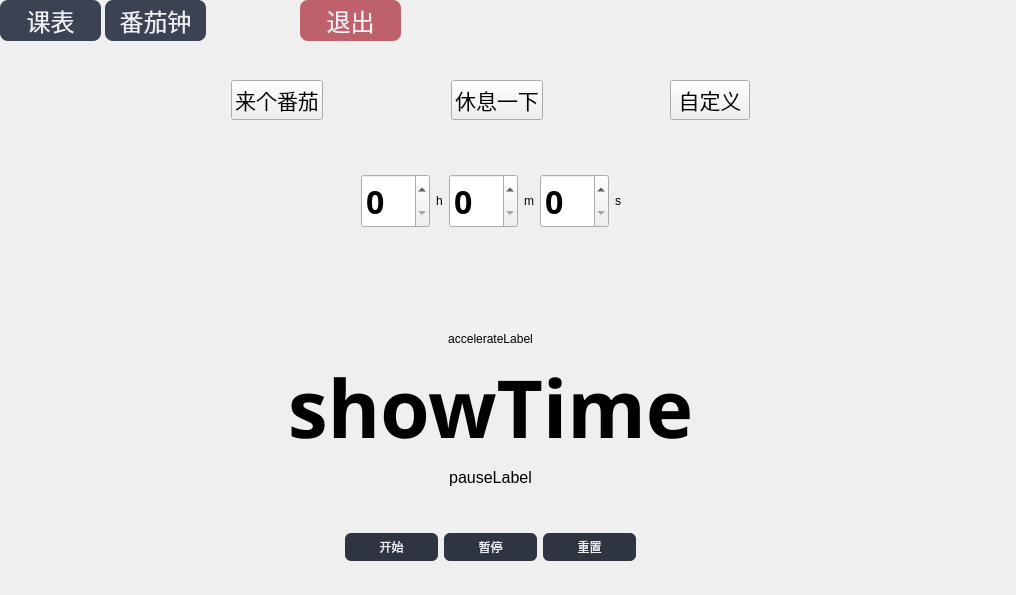
First picture: the form in timer.ui, repository Peseic/ScheduleTimer, before the edit.
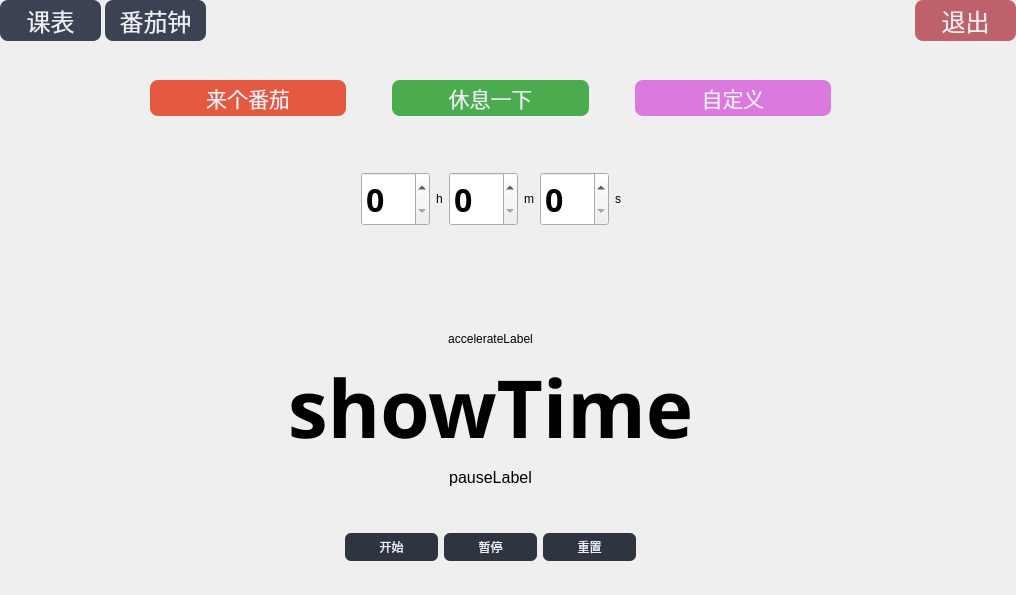
Second picture: the form after the edit.

Commit message:
UI updates: Timer, Stylized class buttons
Some UI updates.
Timer displays current time when idle.
Bug fixes (Edit class name).
Stylized class buttons (in Schedule), rudimentary.

```diff
--- a/timer.ui
+++ b/timer.ui
@@ -16,7 +16,7 @@
   <widget class="QPushButton" name="exit_button">
    <property name="geometry">
     <rect>
-     <x>300</x>
+     <x>915</x>
      <y>0</y>
      <width>101</width>
      <height>41</height>
@@ -152,6 +152,9 @@
         <property name="orientation">
          <enum>Qt::Horizontal</enum>
         </property>
+        <property name="sizeType">
+         <enum>QSizePolicy::Preferred</enum>
+        </property>
         <property name="sizeHint" stdset="0">
          <size>
           <width>40</width>
@@ -164,9 +167,31 @@
        <widget class="QPushButton" name="timer_tomato_bt">
         <property name="font">
          <font>
+          <family>华文中宋</family>
           <pointsize>16</pointsize>
+          <italic>false</italic>
+          <fontweight>Medium</fontweight>
          </font>
         </property>
+        <property name="styleSheet">
+         <string notr="true">QPushButton {  
+    background-color: #e55940; 
+    color: #ECEFF4; 
+    border: none;
+    font: 500 16pt &quot;华文中宋&quot;;
+    border-radius: 8px;
+    padding: 2px;
+}
+
+QPushButton:hover {
+    background-color: #f06a51;
+}
+
+QPushButton:pressed {
+    background-color: #f27a62;
+}
+</string>
+        </property>
         <property name="text">
          <string>来个番茄</string>
         </property>
@@ -177,6 +202,9 @@
         <property name="orientation">
          <enum>Qt::Horizontal</enum>
         </property>
+        <property name="sizeType">
+         <enum>QSizePolicy::Preferred</enum>
+        </property>
         <property name="sizeHint" stdset="0">
          <size>
           <width>40</width>
@@ -189,9 +217,31 @@
        <widget class="QPushButton" name="timer_rest_bt">
         <property name="font">
          <font>
+          <family>华文中宋</family>
           <pointsize>16</pointsize>
+          <italic>false</italic>
+          <fontweight>Medium</fontweight>
          </font>
         </property>
+        <property name="styleSheet">
+         <string notr="true">    QPushButton {  
+        background-color: #4bac4e; 
+	color: rgb(65, 214, 100);
+        color: #ECEFF4; 
+        border: none;
+        font: 500 16pt &quot;华文中宋&quot;;
+        border-radius: 8px;
+        padding: 2px;
+    }
+QPushButton:hover {
+    background-color: #5fc35f;
+}
+
+QPushButton:pressed {
+    background-color: #6fd36f;
+}
+</string>
+        </property>
         <property name="text">
          <string>休息一下</string>
         </property>
@@ -202,6 +252,9 @@
         <property name="orientation">
          <enum>Qt::Horizontal</enum>
         </property>
+        <property name="sizeType">
+         <enum>QSizePolicy::Preferred</enum>
+        </property>
         <property name="sizeHint" stdset="0">
          <size>
           <width>40</width>
@@ -214,9 +267,31 @@
        <widget class="QPushButton" name="timer_custom_bt">
         <property name="font">
          <font>
+          <family>华文中宋</family>
           <pointsize>16</pointsize>
+          <italic>false</italic>
+          <fontweight>Medium</fontweight>
          </font>
         </property>
+        <property name="styleSheet">
+         <string notr="true">QPushButton {  
+    background-color: #db79de; 
+    color: #ECEFF4; 
+    border: none;
+    font: 500 16pt &quot;华文中宋&quot;;
+    border-radius: 8px;
+    padding: 2px;
+}
+
+QPushButton:hover {
+    background-color: #e588e8;
+}
+
+QPushButton:pressed {
+    background-color: #ef97f2;
+}
+</string>
+        </property>
         <property name="text">
          <string>自定义</string>
         </property>
@@ -227,6 +302,9 @@
         <property name="orientation">
          <enum>Qt::Horizontal</enum>
         </property>
+        <property name="sizeType">
+         <enum>QSizePolicy::Preferred</enum>
+        </property>
         <property name="sizeHint" stdset="0">
          <size>
           <width>40</width>
```
Left out of the diff: 66 changed lines with no effect on the pictures. The commit also changes 12 other files.
